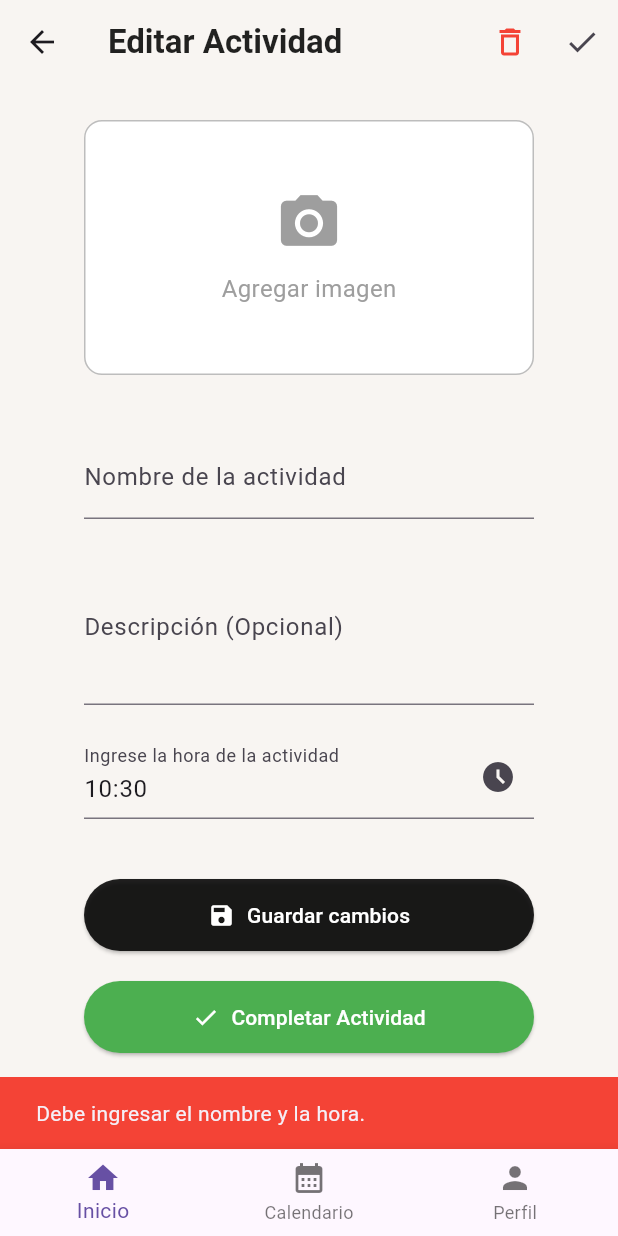
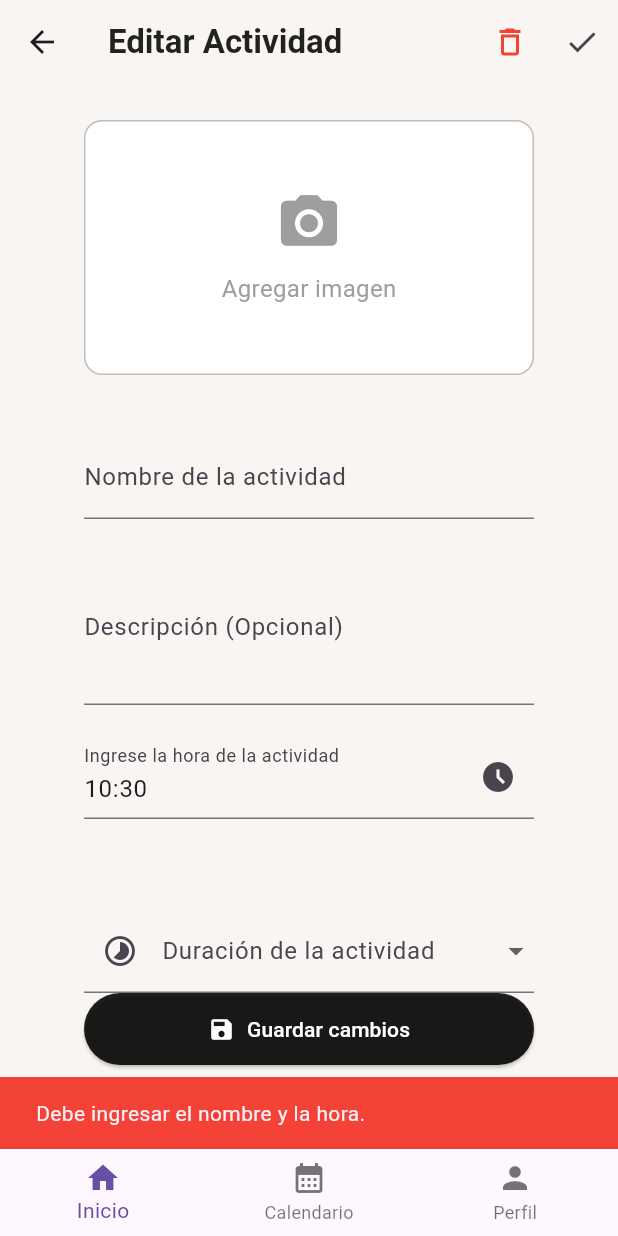
Before and after one commit to alejandro-herrera-ballestas/RutinaApp, a Flutter app: the DetalleActividadScreen screen opened directly with empty values, after a tap on "Guardar cambios", on a phone screen of 412 x 824 dp. Run offline on Flutter 3.47's test engine with Material 3 defaults, Android fonts, the phone set to English and light mode, and no system bars; our stand-ins replace image_picker.

Commit message:
update detalle_actividad_screen

```diff
--- a/lib/screens/detalle_actividad_screen.dart
+++ b/lib/screens/detalle_actividad_screen.dart
@@ -25,6 +25,7 @@ class _DetalleActividadScreenState extends State<DetalleActividadScreen> {
   final ImagePicker _picker = ImagePicker();
   TimeOfDay? _horaSeleccionada;
   File? _imagenSeleccionada;
+  Duration _duracionSeleccionada = const Duration(minutes: 15);
 
   @override
   void initState() {
@@ -37,6 +38,8 @@ class _DetalleActividadScreenState extends State<DetalleActividadScreen> {
     final horas = widget.actividad.hora.hour.toString().padLeft(2, '0');
     final minutos = widget.actividad.hora.minute.toString().padLeft(2, '0');
     horaActividadController.text = '$horas:$minutos';
+
+    _duracionSeleccionada = widget.actividad.duracion;
 
     if (widget.actividad.rutaIMG.isNotEmpty) {
       _imagenSeleccionada = File(widget.actividad.rutaIMG);
@@ -169,6 +172,7 @@ class _DetalleActividadScreenState extends State<DetalleActividadScreen> {
       descripcion: descripcion,
       rutaIMG: _imagenSeleccionada?.path,
       hora: _horaSeleccionada,
+      duracion: _duracionSeleccionada,
     );
 
     if (!editado) {
@@ -329,6 +333,31 @@ class _DetalleActividadScreenState extends State<DetalleActividadScreen> {
 
                   const SizedBox(height: 40),
 
+                  const SizedBox(height: 20),
+
+                  // ------------------ Duración de la actividad ------------------
+                  DropdownButtonFormField<Duration>(
+                    initialValue: _duracionSeleccionada,
+                    decoration: const InputDecoration(
+                      labelText: "Duración de la actividad",
+                      prefixIcon: Icon(Icons.timelapse),
+                    ),
+                    items: const [
+                      DropdownMenuItem(value: Duration(minutes: 5), child: Text("5 minutos")),
+                      DropdownMenuItem(value: Duration(minutes: 10), child: Text("10 minutos")),
+                      DropdownMenuItem(value: Duration(minutes: 15), child: Text("15 minutos")),
+                      DropdownMenuItem(value: Duration(minutes: 30), child: Text("30 minutos")),
+                      DropdownMenuItem(value: Duration(minutes: 45), child: Text("45 minutos")),
+                      DropdownMenuItem(value: Duration(hours: 1), child: Text("1 hora")),
+                    ],
+                    onChanged: (nuevaDuracion) {
+                      if (nuevaDuracion == null) return;
+                      setState(() {
+                        _duracionSeleccionada = nuevaDuracion;
+                      });
+                    },
+                  ),
+
                   // ------------------ Botón principal de guardar ------------------
                   ElevatedButton.icon(
                     onPressed: _guardarCambios,
```
